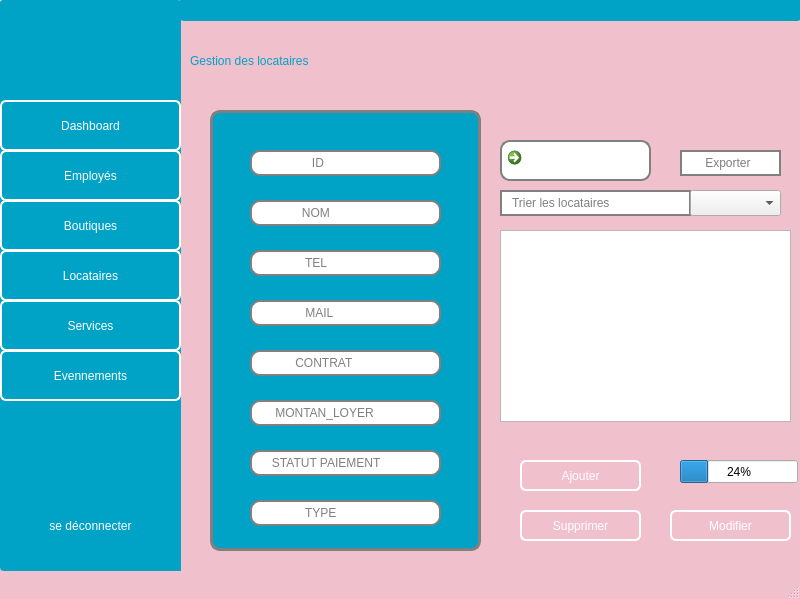
Qt form GLocataire/glocataires.ui (Projetcpp-2A19/projetcpp-2a19-smart-shopping-center) before a commit.
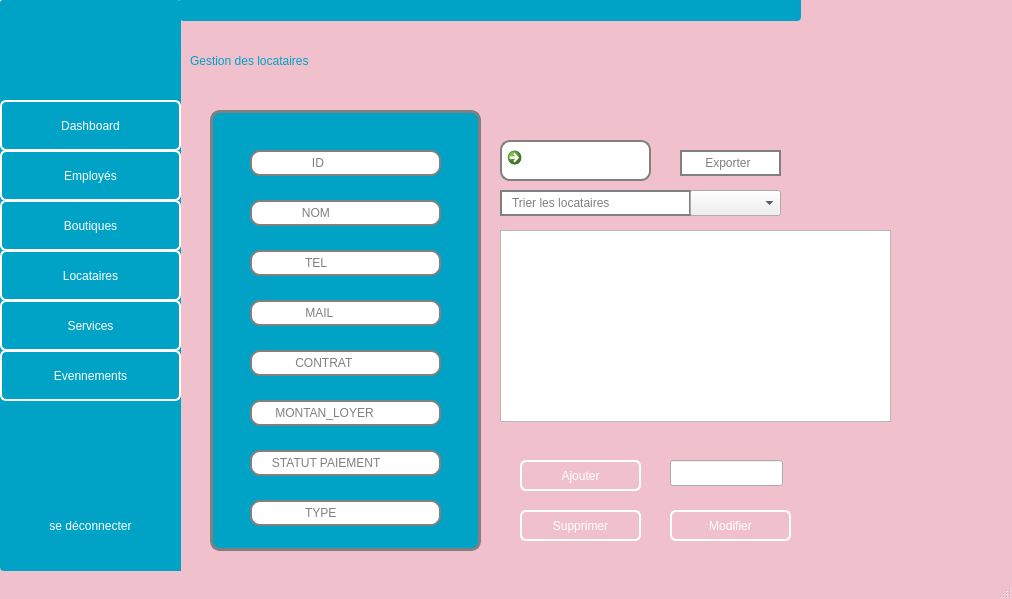
The same form after that commit. Icons and pictures are not drawn.

Diff of the .ui file:
```diff
--- a/GLocataire/glocataires.ui
+++ b/GLocataire/glocataires.ui
@@ -6,7 +6,7 @@
    <rect>
     <x>0</x>
     <y>0</y>
-    <width>800</width>
+    <width>1012</width>
     <height>599</height>
    </rect>
   </property>
@@ -374,7 +374,7 @@
      <rect>
       <x>500</x>
       <y>230</y>
-      <width>291</width>
+      <width>391</width>
       <height>192</height>
      </rect>
     </property>
@@ -384,19 +384,6 @@
 }</string>
     </property>
    </widget>
-   <widget class="QProgressBar" name="progressBar">
-    <property name="geometry">
-     <rect>
-      <x>680</x>
-      <y>460</y>
-      <width>118</width>
-      <height>23</height>
-     </rect>
-    </property>
-    <property name="value">
-     <number>24</number>
-    </property>
-   </widget>
    <widget class="QLineEdit" name="lineEdit">
     <property name="enabled">
      <bool>false</bool>
@@ -874,6 +861,16 @@
      <enum>QFrame::Shadow::Raised</enum>
     </property>
    </widget>
+   <widget class="QLineEdit" name="Line_DeleteID">
+    <property name="geometry">
+     <rect>
+      <x>670</x>
+      <y>460</y>
+      <width>113</width>
+      <height>26</height>
+     </rect>
+    </property>
+   </widget>
   </widget>
   <widget class="QMenuBar" name="menubar">
    <property name="geometry">
```
Left out of the diff: 21 changed lines with no effect on the pictures.
